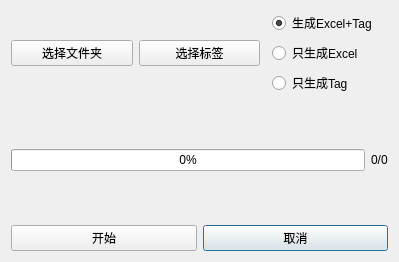
Before: the Qt Designer form ui3.ui in sakarie9/Table_OCR, drawn with Qt 5.
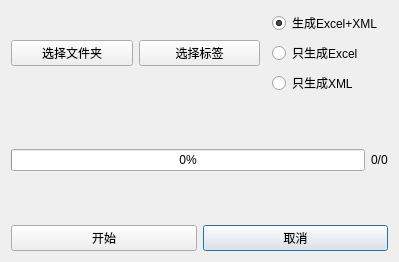
After: the same form once the commit is applied.

```diff
--- a/ui3.ui
+++ b/ui3.ui
@@ -38,7 +38,7 @@
        <item>
         <widget class="QRadioButton" name="radioButton1">
          <property name="text">
-          <string>生成Excel+Tag</string>
+          <string>生成Excel+XML</string>
          </property>
          <property name="checked">
           <bool>true</bool>
@@ -61,7 +61,7 @@
        <item>
         <widget class="QRadioButton" name="radioButton3">
          <property name="text">
-          <string>只生成Tag</string>
+          <string>只生成XML</string>
          </property>
          <attribute name="buttonGroup">
           <string notr="true">buttonGroup</string>
```
Left out of the diff: 2 changed lines with no effect on the pictures.
